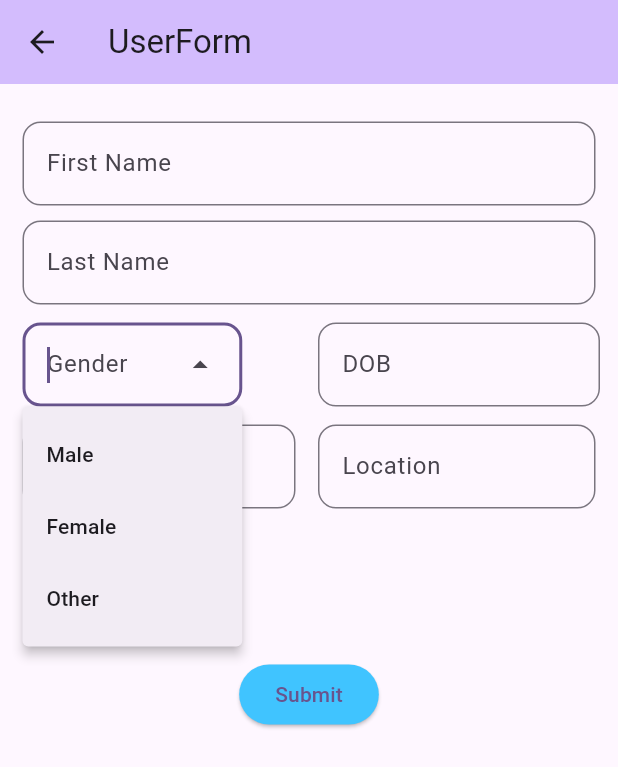
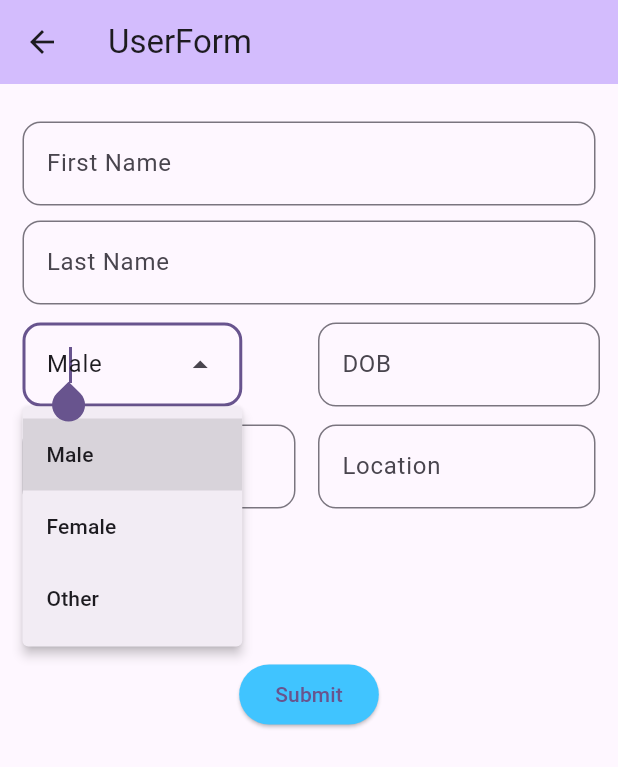
Before and after one commit to Mesons314/Flutter_CRUD, a Flutter app: the UserForm screen opened by its route, after a tap on "Male", after a tap on "Submit", after a tap on the "arrow drop down" icon, on a phone screen of 412 x 824 dp. Shown: the top 767 px of the screen. Run offline on Flutter 3.47's test engine with Material 3 defaults, Android fonts, the phone set to English and light mode, and no system bars; network calls fail.

Commit message:
Added the text editing controller to send the data from the frontend to the api

```diff
--- a/lib/Models/user_model.dart
+++ b/lib/Models/user_model.dart
@@ -4,7 +4,7 @@ class User{
   final String lastName;
   final String DOB;
   final String gender;
-  final int? age;
+  final String age;
   final String location;
 
   User({
--- a/lib/Screens/UserForm.dart
+++ b/lib/Screens/UserForm.dart
@@ -1,6 +1,7 @@
-import 'dart:developer';
 
+import 'package:crud_frontend/Models/user_model.dart';
 import 'package:crud_frontend/Widgets/text_field.dart';
+import 'package:crud_frontend/user_Repo/user_repository.dart';
 import 'package:flutter/material.dart';
 
 class UserForm extends StatefulWidget{
@@ -17,6 +18,10 @@ class _formData extends State<UserForm> {
   TextEditingController dateController = TextEditingController();
   TextEditingController firstName = TextEditingController();
   TextEditingController lastName = TextEditingController();
+  TextEditingController age = TextEditingController();
+  TextEditingController location = TextEditingController();
+  String genderSelection = 'Male';
+  final repo = UserRepository();
 
   @override
   Widget build(BuildContext context) {
@@ -28,10 +33,10 @@ class _formData extends State<UserForm> {
       body: Column(
         children: [
           Padding(padding: EdgeInsets.only(left: 15,right: 15,top: 25),
-          child:text_field(HintText: 'First Name')
+          child:text_field(HintText: 'First Name',controller_in: firstName,)
           ),
           Padding(padding: EdgeInsets.only(left: 15,right: 15,top: 10),
-          child: text_field(HintText: 'Last Name')
+          child: text_field(HintText: 'Last Name',controller_in: lastName,)
           ),
           Row(
             children: [
@@ -39,12 +44,19 @@ class _formData extends State<UserForm> {
                 child: Padding(
                     padding: const EdgeInsets.only(left: 15,top: 12),
                     child: DropdownMenu<String>(
+
                       hintText: 'Gender',
+                      initialSelection: genderSelection,
+                      onSelected: (value){
+                        setState(() {
+                          genderSelection = value!;
+                        });
+                      },
                       requestFocusOnTap: true,
                       dropdownMenuEntries: const <DropdownMenuEntry<String>>[
-                        DropdownMenuEntry(value: '1', label: 'Male'),
-                        DropdownMenuEntry(value: '2', label: 'Female'),
-                        DropdownMenuEntry(value: '3', label: 'Other')
+                        DropdownMenuEntry(value: 'Male', label: 'Male'),
+                        DropdownMenuEntry(value: 'Female', label: 'Female'),
+                        DropdownMenuEntry(value: 'Other', label: 'Other')
                       ],
                       inputDecorationTheme: InputDecorationTheme(
                         border: OutlineInputBorder(
@@ -98,21 +110,44 @@ class _formData extends State<UserForm> {
            children: [
              Expanded(
                child: Padding(padding: EdgeInsets.only(top: 12,left: 15),
-                   child: text_field(HintText: 'Age')
+                   child: text_field(HintText: 'Age',controller_in: age,)
                ),
              ),
              Container(
                width: 200,
                margin: EdgeInsets.only(left: 15),
                child: Padding(padding: EdgeInsets.only(top: 12,right: 15),
-                 child: text_field(HintText: 'Location',)
+                 child: text_field(HintText: 'Location',controller_in: location,)
                ),
              )
            ],
          ),
 
           SizedBox(height: 100),
-          ElevatedButton(onPressed: (){},
+          ElevatedButton(onPressed: () async{
+            try{
+              User user = User(
+                firstName: firstName.text,
+                lastName: lastName.text,
+                age: age.text,
+                DOB: dateController.text,
+                gender: genderSelection,
+                location: location.text,
+              );
+              await repo.addUser(user);
+
+              ScaffoldMessenger.of(context)
+                  .showSnackBar(
+                  SnackBar(
+                      content: Text(
+                          'User Added succesfully'
+                      )
+                  )
+              );
+            }catch(e){
+
+            }
+          },
               child: Text('Submit'),
             style: ElevatedButton.styleFrom(
               shadowColor: Colors.black,
--- a/lib/Widgets/text_field.dart
+++ b/lib/Widgets/text_field.dart
@@ -4,7 +4,8 @@ import 'package:flutter/material.dart';
 
 class text_field extends StatefulWidget {
   final String HintText;
-  const text_field({super.key,required this.HintText});
+  final TextEditingController controller_in;
+  const text_field({super.key,required this.HintText, required this.controller_in});
 
   @override
   State<text_field> createState() {
@@ -16,6 +17,7 @@ class _textField extends State<text_field>{
   @override
   Widget build(BuildContext context) {
     return TextField(
+      controller: widget.controller_in,
         decoration: InputDecoration(
           hintText: widget.HintText,
           border: OutlineInputBorder(
--- a/lib/user_Repo/user_repository.dart
+++ b/lib/user_Repo/user_repository.dart
@@ -4,12 +4,12 @@ import 'package:crud_frontend/Models/user_model.dart';
 import 'package:flutter/material.dart';
 import 'package:http/http.dart' as http;
 
-class user_repository{
+class UserRepository{
   final String baseUrl = 'https/localhost:8080/api/..';
 
   Future<void> addUser(User user)async {
     final res = await http.post(
-      Uri.parse(baseUrl),
+      Uri.parse(baseUrl+'/add'),
       headers: {'Content Type': 'application/json'},
       body: jsonEncode(user.toJson())
     );
```
